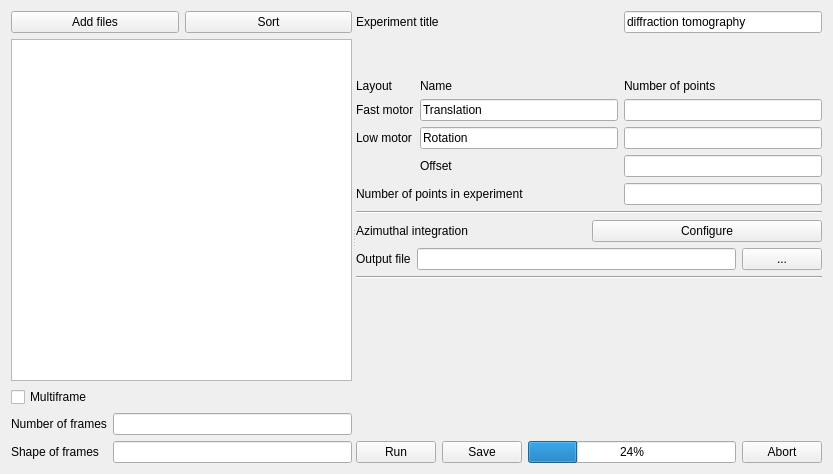
Before: the Qt Designer form gui/diffmap.ui in silx-kit/pyFAI, drawn with Qt 5.
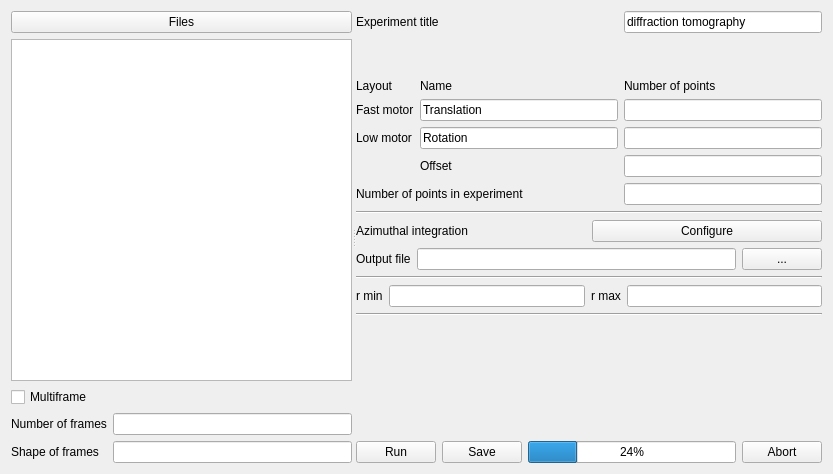
After: the same form once the commit is applied.

Diff of the .ui file:
```diff
--- a/gui/diffmap.ui
+++ b/gui/diffmap.ui
@@ -26,14 +26,7 @@
          <item>
           <widget class="QPushButton" name="addFiles">
            <property name="text">
-            <string>Add files</string>
-           </property>
-          </widget>
-         </item>
-         <item>
-          <widget class="QPushButton" name="sortButton">
-           <property name="text">
-            <string>Sort</string>
+            <string>Files</string>
            </property>
           </widget>
          </item>
@@ -89,7 +82,7 @@
        </item>
       </layout>
      </widget>
-     <widget class="QWidget" name="layoutWidget">
+     <widget class="QWidget" name="">
       <layout class="QVBoxLayout" name="verticalLayout_2">
        <item>
         <layout class="QGridLayout" name="gridLayout">
@@ -295,6 +288,37 @@
          </property>
         </widget>
        </item>
+       <item>
+        <layout class="QHBoxLayout" name="horizontalLayout_2">
+         <item>
+          <widget class="QLabel" name="label_14">
+           <property name="text">
+            <string>r min</string>
+           </property>
+          </widget>
+         </item>
+         <item>
+          <widget class="QLineEdit" name="rMin"/>
+         </item>
+         <item>
+          <widget class="QLabel" name="label_13">
+           <property name="text">
+            <string>r max</string>
+           </property>
+          </widget>
+         </item>
+         <item>
+          <widget class="QLineEdit" name="rMax"/>
+         </item>
+        </layout>
+       </item>
+       <item>
+        <widget class="Line" name="line_3">
+         <property name="orientation">
+          <enum>Qt::Horizontal</enum>
+         </property>
+        </widget>
+       </item>
        <item>
         <spacer name="verticalSpacer">
          <property name="orientation">
```
Left out of the diff: 2 changed lines with no effect on the pictures.
